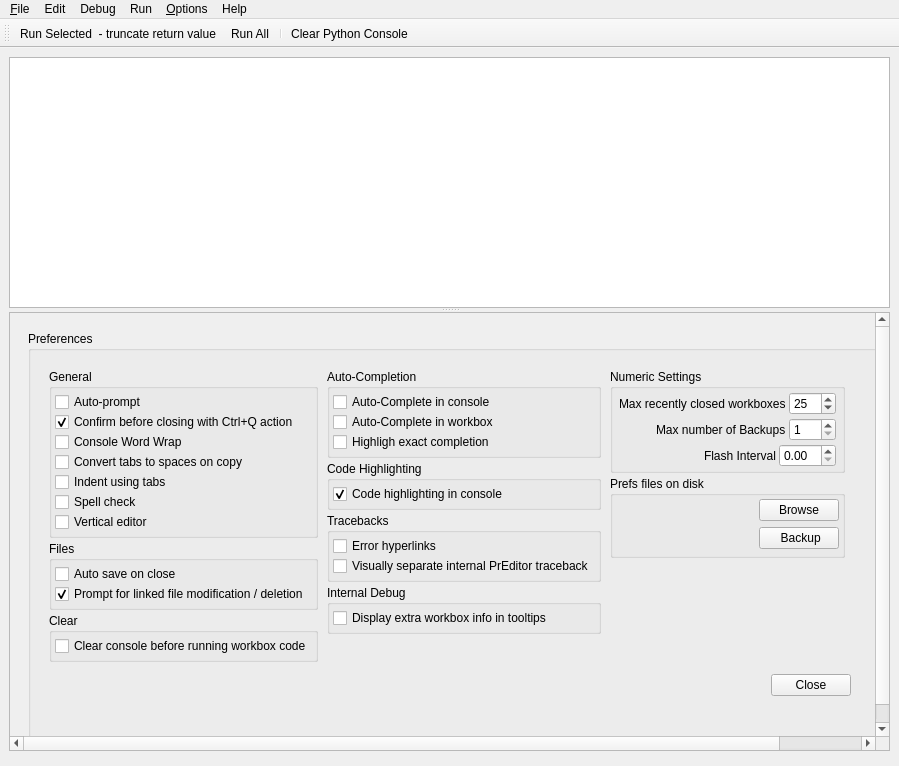
The window that preditor/gui/ui/loggerwindow.ui (blurstudio/PrEditor) describes before a commit, drawn with Qt 5.
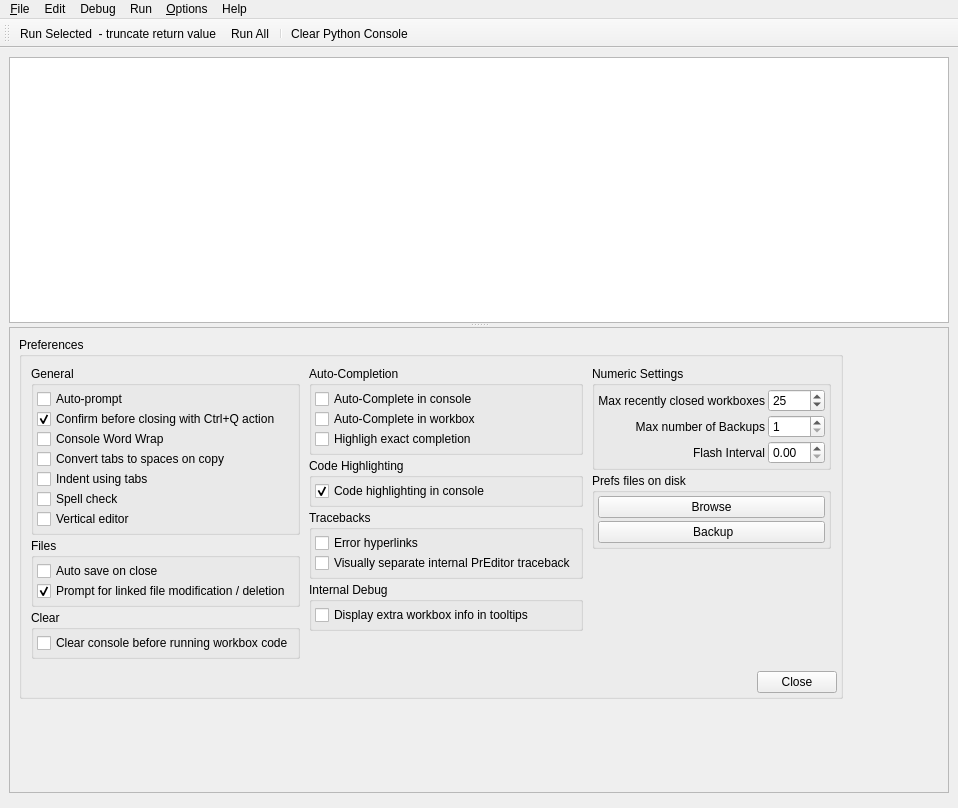
The same window after the commit. Custom widgets are drawn as their Qt base class.

Commit message: Simplify Preferences layout

The edit to the form file:
```diff
--- a/preditor/gui/ui/loggerwindow.ui
+++ b/preditor/gui/ui/loggerwindow.ui
@@ -6,8 +6,8 @@
    <rect>
     <x>0</x>
     <y>0</y>
-    <width>899</width>
-    <height>766</height>
+    <width>958</width>
+    <height>808</height>
    </rect>
   </property>
   <property name="minimumSize">
@@ -20,8 +20,11 @@
    <string>PrEditor</string>
   </property>
   <widget class="QWidget" name="centralwidget">
-   <layout class="QVBoxLayout" name="verticalLayout">
-    <item>
+   <layout class="QGridLayout" name="gridLayout">
+    <item row="1" column="0">
+     <widget class="FindFiles" name="uiFindInWorkboxesWGT" native="true"/>
+    </item>
+    <item row="0" column="0">
      <widget class="QSplitter" name="uiSplitterSPLIT">
       <property name="orientation">
        <enum>Qt::Vertical</enum>
@@ -65,8 +68,8 @@
              <rect>
               <x>0</x>
               <y>0</y>
-              <width>156</width>
-              <height>29</height>
+              <width>938</width>
+              <height>447</height>
              </rect>
             </property>
             <layout class="QVBoxLayout" name="verticalLayout_7">
@@ -146,9 +149,6 @@
          </property>
          <item>
           <widget class="QScrollArea" name="uiPreferencesSCRL">
-           <property name="styleSheet">
-            <string notr="true"/>
-           </property>
            <property name="widgetResizable">
             <bool>true</bool>
            </property>
@@ -157,41 +157,23 @@
              <rect>
               <x>0</x>
               <y>0</y>
-              <width>879</width>
-              <height>420</height>
+              <width>938</width>
+              <height>447</height>
              </rect>
             </property>
-            <layout class="QVBoxLayout" name="verticalLayout_2">
-             <item>
-              <widget class="QWidget" name="widget_2" native="true">
-               <property name="sizePolicy">
-                <sizepolicy hsizetype="Minimum" vsizetype="Minimum">
-                 <horstretch>0</horstretch>
-                 <verstretch>0</verstretch>
-                </sizepolicy>
-               </property>
-               <property name="styleSheet">
-                <string notr="true"/>
-               </property>
-               <layout class="QHBoxLayout" name="horizontalLayout_2">
-                <item>
+            <layout class="QGridLayout" name="gridLayout_2">
+             <item row="0" column="0">
                  <widget class="QGroupBox" name="uiPreferencesGRP">
                   <property name="sizePolicy">
-                   <sizepolicy hsizetype="MinimumExpanding" vsizetype="MinimumExpanding">
+                <sizepolicy hsizetype="Maximum" vsizetype="Maximum">
                     <horstretch>0</horstretch>
                     <verstretch>0</verstretch>
                    </sizepolicy>
                   </property>
-                  <property name="styleSheet">
-                   <string notr="true"/>
-                  </property>
                   <property name="title">
                    <string>Preferences</string>
                   </property>
-                  <layout class="QHBoxLayout" name="horizontalLayout">
-                   <property name="spacing">
-                    <number>3</number>
-                   </property>
+               <layout class="QVBoxLayout" name="verticalLayout_12">
                    <property name="leftMargin">
                     <number>3</number>
                    </property>
@@ -199,21 +181,18 @@
                     <number>3</number>
                    </property>
                    <property name="rightMargin">
-                    <number>30</number>
+                 <number>3</number>
                    </property>
                    <property name="bottomMargin">
-                    <number>30</number>
-                   </property>
-                   <item>
-                    <widget class="QWidget" name="widget" native="true">
-                     <property name="styleSheet">
-                      <string notr="true"/>
-                     </property>
-                     <layout class="QVBoxLayout" name="verticalLayout_10">
+                 <number>3</number>
+                </property>
                       <item>
                        <widget class="QWidget" name="uiPreferencesWDGT" native="true">
-                        <property name="styleSheet">
-                         <string notr="true"/>
+                  <property name="sizePolicy">
+                   <sizepolicy hsizetype="MinimumExpanding" vsizetype="MinimumExpanding">
+                    <horstretch>0</horstretch>
+                    <verstretch>0</verstretch>
+                   </sizepolicy>
                         </property>
                         <layout class="QHBoxLayout" name="horizontalLayout_3">
                          <property name="spacing">
@@ -233,9 +212,6 @@
                          </property>
                          <item>
                           <widget class="QWidget" name="uiPreferencesColumn1WDGT" native="true">
-                           <property name="styleSheet">
-                            <string notr="true"/>
-                           </property>
                            <layout class="QVBoxLayout" name="verticalLayout_6">
                             <property name="spacing">
                              <number>3</number>
@@ -424,9 +400,6 @@
                          </item>
                          <item>
                           <widget class="QWidget" name="uiPreferencesColumn2WDGT" native="true">
-                           <property name="styleSheet">
-                            <string notr="true"/>
-                           </property>
                            <layout class="QVBoxLayout" name="verticalLayout_3">
                             <property name="spacing">
                              <number>3</number>
@@ -609,9 +582,6 @@
                          </item>
                          <item>
                           <widget class="QWidget" name="uiPreferencesColumn3WDGT" native="true">
-                           <property name="styleSheet">
-                            <string notr="true"/>
-                           </property>
                            <layout class="QVBoxLayout" name="verticalLayout_11">
                             <property name="spacing">
                              <number>3</number>
@@ -633,10 +603,7 @@
                               <property name="title">
                                <string>Numeric Settings</string>
                               </property>
-                              <layout class="QVBoxLayout" name="uiPrefsNumericSettingsLYT">
-                               <property name="spacing">
-                                <number>3</number>
-                               </property>
+                        <layout class="QGridLayout" name="gridLayout_3">
                                <property name="leftMargin">
                                 <number>3</number>
                                </property>
@@ -649,45 +616,10 @@
                                <property name="bottomMargin">
                                 <number>3</number>
                                </property>
-                               <item>
-                                <widget class="QWidget" name="widget_7" native="true">
-                                 <property name="toolTip">
-                                  <string>Set the maximun number of backup files on disk per workbox.
-Must be at least 1</string>
-                                 </property>
-                                 <property name="styleSheet">
-                                  <string notr="true"/>
-                                 </property>
-                                 <layout class="QHBoxLayout" name="horizontalLayout_7">
                                   <property name="spacing">
                                    <number>3</number>
                                   </property>
-                                  <property name="leftMargin">
-                                   <number>3</number>
-                                  </property>
-                                  <property name="topMargin">
-                                   <number>0</number>
-                                  </property>
-                                  <property name="rightMargin">
-                                   <number>3</number>
-                                  </property>
-                                  <property name="bottomMargin">
-                                   <number>0</number>
-                                  </property>
-                                  <item>
-                                   <spacer name="horizontalSpacer_5">
-                                    <property name="orientation">
-                                     <enum>Qt::Horizontal</enum>
-                                    </property>
-                                    <property name="sizeHint" stdset="0">
-                                     <size>
-                                      <width>0</width>
-                                      <height>20</height>
-                                     </size>
-                                    </property>
-                                   </spacer>
-                                  </item>
-                                  <item>
+                         <item row="0" column="0">
                                    <widget class="QLabel" name="label_3">
                                     <property name="toolTip">
                                      <string>Set the maximun number of backup files on disk per workbox.
@@ -696,9 +628,12 @@
                                     <property name="text">
                                      <string>Max recently closed workboxes</string>
                                     </property>
-                                   </widget>
-                                  </item>
-                                  <item>
+                           <property name="alignment">
+                            <set>Qt::AlignRight|Qt::AlignTrailing|Qt::AlignVCenter</set>
+                           </property>
+                          </widget>
+                         </item>
+                         <item row="0" column="1">
                                    <widget class="QSpinBox" name="uiMaxNumRecentWorkboxesSPIN">
                                     <property name="sizePolicy">
                                      <sizepolicy hsizetype="Minimum" vsizetype="Fixed">
@@ -721,48 +656,7 @@
                                     </property>
                                    </widget>
                                   </item>
-                                 </layout>
-                                </widget>
-                               </item>
-                               <item>
-                                <widget class="QWidget" name="widget_6" native="true">
-                                 <property name="toolTip">
-                                  <string>Set the maximun number of backup files on disk per workbox.
-Must be at least 1</string>
-                                 </property>
-                                 <property name="styleSheet">
-                                  <string notr="true"/>
-                                 </property>
-                                 <layout class="QHBoxLayout" name="horizontalLayout_6">
-                                  <property name="spacing">
-                                   <number>3</number>
-                                  </property>
-                                  <property name="leftMargin">
-                                   <number>3</number>
-                                  </property>
-                                  <property name="topMargin">
-                                   <number>0</number>
-                                  </property>
-                                  <property name="rightMargin">
-                                   <number>3</number>
-                                  </property>
-                                  <property name="bottomMargin">
-                                   <number>0</number>
-                                  </property>
-                                  <item>
-                                   <spacer name="horizontalSpacer_4">
-                                    <property name="orientation">
-                                     <enum>Qt::Horizontal</enum>
-                                    </property>
-                                    <property name="sizeHint" stdset="0">
-                                     <size>
-                                      <width>0</width>
-                                      <height>20</height>
-                                     </size>
-                                    </property>
-                                   </spacer>
-                                  </item>
-                                  <item>
+                         <item row="1" column="0">
                                    <widget class="QLabel" name="label_2">
                                     <property name="toolTip">
                                      <string>Set the maximun number of backup files on disk per workbox.
@@ -771,9 +665,12 @@
                                     <property name="text">
                                      <string>Max number of Backups</string>
                                     </property>
-                                   </widget>
-                                  </item>
-                                  <item>
+                           <property name="alignment">
+                            <set>Qt::AlignRight|Qt::AlignTrailing|Qt::AlignVCenter</set>
+                           </property>
+                          </widget>
+                         </item>
+                         <item row="1" column="1">
                                    <widget class="QSpinBox" name="uiMaxNumBackupsSPIN">
                                     <property name="toolTip">
                                      <string>Set the maximun number of backup files on disk per workbox.
@@ -787,49 +684,7 @@
                                     </property>
                                    </widget>
                                   </item>
-                                 </layout>
-                                </widget>
-                               </item>
-                               <item>
-                                <widget class="QWidget" name="widget_5" native="true">
-                                 <property name="toolTip">
-                                  <string>'If running code in the logger takes X seconds or longer,
- the window will flash if it is not in focus.
- Setting the value to zero will disable flashing.'</string>
-                                 </property>
-                                 <property name="styleSheet">
-                                  <string notr="true"/>
-                                 </property>
-                                 <layout class="QHBoxLayout" name="horizontalLayout_5">
-                                  <property name="spacing">
-                                   <number>3</number>
-                                  </property>
-                                  <property name="leftMargin">
-                                   <number>3</number>
-                                  </property>
-                                  <property name="topMargin">
-                                   <number>0</number>
-                                  </property>
-                                  <property name="rightMargin">
-                                   <number>3</number>
-                                  </property>
-                                  <property name="bottomMargin">
-                                   <number>0</number>
-                                  </property>
-                                  <item>
-                                   <spacer name="horizontalSpacer_3">
-                                    <property name="orientation">
-                                     <enum>Qt::Horizontal</enum>
-                                    </property>
-                                    <property name="sizeHint" stdset="0">
-                                     <size>
-                                      <width>0</width>
-                                      <height>20</height>
-                                     </size>
-                                    </property>
-                                   </spacer>
-                                  </item>
-                                  <item>
+                         <item row="2" column="0">
                                    <widget class="QLabel" name="label">
                                     <property name="toolTip">
                                      <string>'If running code in the logger takes X seconds or longer,
@@ -839,9 +694,12 @@
                                     <property name="text">
                                      <string>Flash Interval</string>
                                     </property>
-                                   </widget>
-                                  </item>
-                                  <item>
+                           <property name="alignment">
+                            <set>Qt::AlignRight|Qt::AlignTrailing|Qt::AlignVCenter</set>
+                           </property>
+                          </widget>
+                         </item>
+                         <item row="2" column="1">
                                    <widget class="QDoubleSpinBox" name="uiFlashTimeSPIN">
                                     <property name="toolTip">
                                      <string>'If running code in the logger takes X seconds or longer,
@@ -853,9 +711,6 @@
                                  </layout>
                                 </widget>
                                </item>
-                              </layout>
-                             </widget>
-                            </item>
                             <item>
                              <widget class="QGroupBox" name="uiPrefsOnDiskGRP">
                               <property name="title">
@@ -879,10 +734,7 @@
                                </property>
                                <item>
                                 <widget class="QWidget" name="widget_11" native="true">
-                                 <layout class="QHBoxLayout" name="horizontalLayout_8">
-                                  <property name="spacing">
-                                   <number>3</number>
-                                  </property>
+                           <layout class="QGridLayout" name="uiPrefsOnDiskLYT">
                                   <property name="leftMargin">
                                    <number>3</number>
                                   </property>
@@ -895,58 +747,11 @@
                                   <property name="bottomMargin">
                                    <number>3</number>
                                   </property>
-                                  <item>
-                                   <spacer name="horizontalSpacer_10">
-                                    <property name="orientation">
-                                     <enum>Qt::Horizontal</enum>
-                                    </property>
-                                    <property name="sizeHint" stdset="0">
-                                     <size>
-                                      <width>0</width>
-                                      <height>20</height>
-                                     </size>
-                                    </property>
-                                   </spacer>
-                                  </item>
-                                  <item>
-                                   <widget class="QWidget" name="uiPrefsOnDiskWDGT" native="true">
-                                    <layout class="QVBoxLayout" name="uiPrefsOnDiskLYT">
                                      <property name="spacing">
-                                      <number>6</number>
-                                     </property>
-                                     <property name="leftMargin">
-                                      <number>6</number>
-                                     </property>
-                                     <property name="topMargin">
-                                      <number>0</number>
-                                     </property>
-                                     <property name="rightMargin">
-                                      <number>0</number>
-                                     </property>
-                                     <property name="bottomMargin">
                                       <number>3</number>
                                      </property>
-                                     <item>
-                                      <widget class="QPushButton" name="uiPrefsBrowseBTN">
-                                       <property name="sizePolicy">
-                                        <sizepolicy hsizetype="Minimum" vsizetype="Fixed">
-                                         <horstretch>1</horstretch>
-                                         <verstretch>0</verstretch>
-                                        </sizepolicy>
-                                       </property>
-                                       <property name="text">
-                                        <string>Browse</string>
-                                       </property>
-                                      </widget>
-                                     </item>
-                                     <item>
+                            <item row="1" column="0">
                                       <widget class="QPushButton" name="uiPrefsBackupBTN">
-                                       <property name="sizePolicy">
-                                        <sizepolicy hsizetype="Minimum" vsizetype="Fixed">
-                                         <horstretch>1</horstretch>
-                                         <verstretch>0</verstretch>
-                                        </sizepolicy>
-                                       </property>
                                        <property name="toolTip">
                                         <string>This may take a long time.</string>
                                        </property>
@@ -955,7 +760,11 @@
                                        </property>
                                       </widget>
                                      </item>
-                                    </layout>
+                            <item row="0" column="0">
+                             <widget class="QPushButton" name="uiPrefsBrowseBTN">
+                              <property name="text">
+                               <string>Browse</string>
+                              </property>
                                    </widget>
                                   </item>
                                  </layout>
@@ -993,33 +802,27 @@
                      </layout>
                     </widget>
                    </item>
-                  </layout>
-                 </widget>
-                </item>
-                <item>
+             <item row="0" column="1">
                  <spacer name="horizontalSpacer">
                   <property name="orientation">
                    <enum>Qt::Horizontal</enum>
                   </property>
                   <property name="sizeHint" stdset="0">
                    <size>
-                    <width>57</width>
+                 <width>0</width>
                     <height>20</height>
                    </size>
                   </property>
                  </spacer>
                 </item>
-               </layout>
-              </widget>
-             </item>
-             <item>
+             <item row="1" column="0">
               <spacer name="verticalSpacer_3">
                <property name="orientation">
                 <enum>Qt::Vertical</enum>
                </property>
                <property name="sizeHint" stdset="0">
                 <size>
-                 <width>20</width>
+                 <width>10</width>
                  <height>0</height>
                 </size>
                </property>
@@ -1034,9 +837,6 @@
       </widget>
      </widget>
     </item>
-    <item>
-     <widget class="FindFiles" name="uiFindInWorkboxesWGT" native="true"/>
-    </item>
    </layout>
   </widget>
   <widget class="QMenuBar" name="uiMenuBar">
@@ -1044,8 +844,8 @@
     <rect>
      <x>0</x>
      <y>0</y>
-     <width>899</width>
-     <height>22</height>
+     <width>958</width>
+     <height>21</height>
     </rect>
    </property>
    <widget class="QMenu" name="uiDebugMENU">
```
Lines whose indentation alone changed are shown as unchanged.
